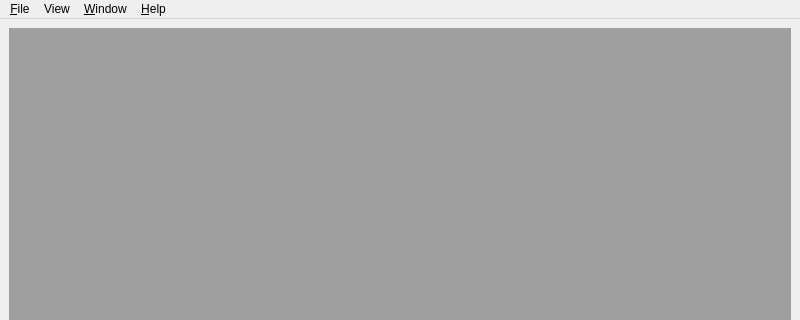
The window that src/client/mesycontrol/ui/mainwin.ui (flueke/mesycontrol) describes before a commit, drawn with Qt 5; both pictures show x 0 to 800 and y 0 to 320 of the 800 by 600 pixel window.
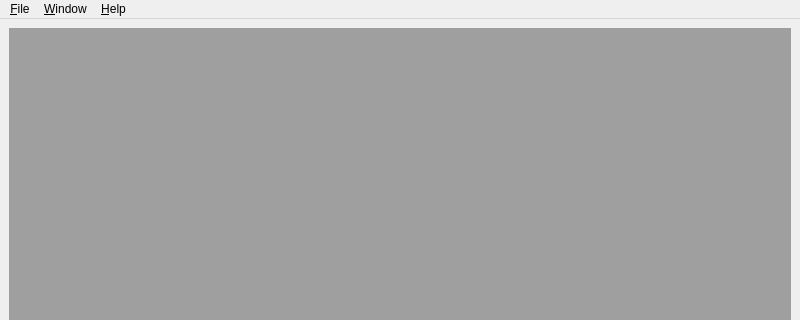
The same window after the commit.

```diff
--- a/src/client/mesycontrol/ui/mainwin.ui
+++ b/src/client/mesycontrol/ui/mainwin.ui
@@ -33,7 +33,7 @@
      <x>0</x>
      <y>0</y>
      <width>800</width>
-     <height>24</height>
+     <height>25</height>
     </rect>
    </property>
    <widget class="QMenu" name="menu_File">
@@ -63,15 +63,7 @@
     <addaction name="actionAbout"/>
     <addaction name="actionAbout_Qt"/>
    </widget>
-   <widget class="QMenu" name="menuView">
-    <property name="title">
-     <string>View</string>
-    </property>
-    <addaction name="actionFont_Size_Inc"/>
-    <addaction name="actionFont_Size_Dec"/>
-   </widget>
    <addaction name="menu_File"/>
-   <addaction name="menuView"/>
    <addaction name="menu_Window"/>
    <addaction name="menuHelp"/>
   </widget>
```
